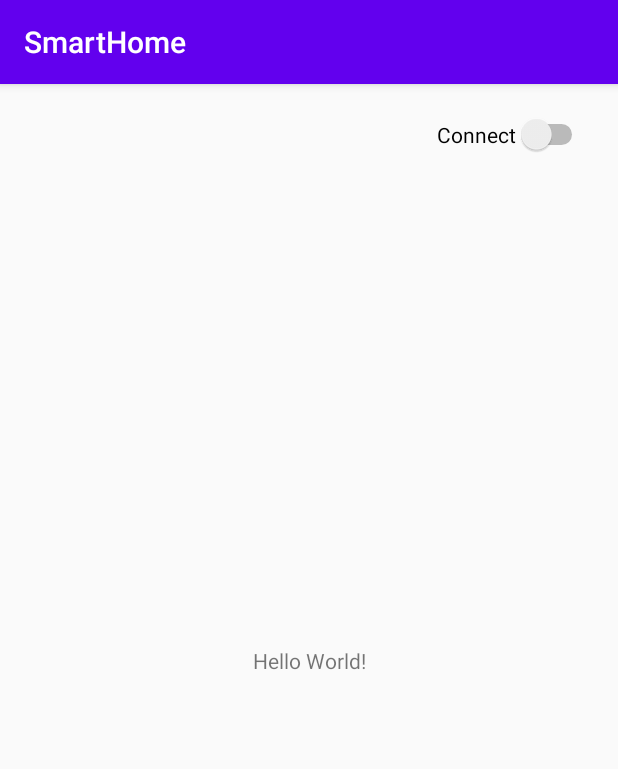
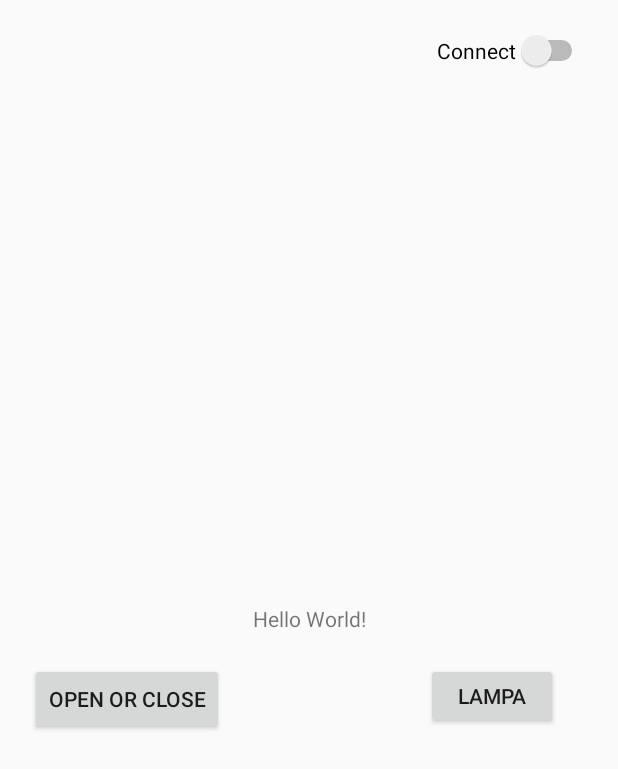
Before and after one commit to To-Rex/SmartHome-Android, an Android app: the screen it shows after launch (MainActivity), on a phone screen of 412 x 824 dp. Shown: the top 769 px of the screen. Run offline under Robolectric (Android 15) with nearby library versions, the light colour scheme and no system bars; our stand-ins replace Firebase (no records; nobody signed in at launch, a user with empty details on screens opened directly).

```diff
--- a/app/src/main/java/app/lodemsu/smarthome/MainActivity.java
+++ b/app/src/main/java/app/lodemsu/smarthome/MainActivity.java
@@ -8,16 +8,21 @@ import androidx.appcompat.app.AppCompatActivity;
 import com.google.firebase.database.DatabaseReference;
 import com.google.firebase.database.FirebaseDatabase;
 
+import java.util.Objects;
+
 public class MainActivity extends AppCompatActivity {
     private DatabaseReference mDatabase;
     @Override
     protected void onCreate(Bundle savedInstanceState) {
         super.onCreate(savedInstanceState);
+        Objects.requireNonNull(getSupportActionBar()).hide();
         setContentView(R.layout.activity_main);
         mDatabase = FirebaseDatabase.getInstance().getReference();
 
         Switch switch1 = findViewById(R.id.switch1);
-        //firebase realtime database home in on = value 1
+
+
+
         switch1.setOnCheckedChangeListener((buttonView, isChecked) -> {
             if (isChecked) {
                 mDatabase.child("home").child("on").setValue(1);
--- a/app/src/main/res/layout/activity_main.xml
+++ b/app/src/main/res/layout/activity_main.xml
@@ -6,6 +6,7 @@
     android:layout_height="match_parent">
 
     <TextView
+        android:id="@+id/textView"
         android:layout_width="wrap_content"
         android:layout_height="wrap_content"
         android:text="Hello World!"
@@ -24,4 +25,24 @@
         app:layout_constraintEnd_toEndOf="parent"
         app:layout_constraintTop_toTopOf="parent" />
 
+    <Button
+        android:id="@+id/button"
+        android:layout_width="wrap_content"
+        android:layout_height="wrap_content"
+        android:layout_marginTop="20dp"
+        android:text="@string/open_or_close"
+        app:layout_constraintEnd_toStartOf="@+id/textView"
+        app:layout_constraintStart_toStartOf="parent"
+        app:layout_constraintTop_toBottomOf="@+id/textView" />
+
+    <Button
+        android:id="@+id/button2"
+        android:layout_width="88dp"
+        android:layout_height="44dp"
+        android:layout_marginTop="20dp"
+        android:text="@string/lampa"
+        app:layout_constraintEnd_toEndOf="parent"
+        app:layout_constraintStart_toEndOf="@+id/textView"
+        app:layout_constraintTop_toBottomOf="@+id/textView" />
+
 </androidx.constraintlayout.widget.ConstraintLayout>
--- a/app/src/main/res/values/strings.xml
+++ b/app/src/main/res/values/strings.xml
@@ -1,4 +1,6 @@
 <resources>
     <string name="app_name">SmartHome</string>
     <string name="connect">Connect</string>
+    <string name="open_or_close">Open or Close</string>
+    <string name="lampa">Lampa</string>
 </resources>
```
